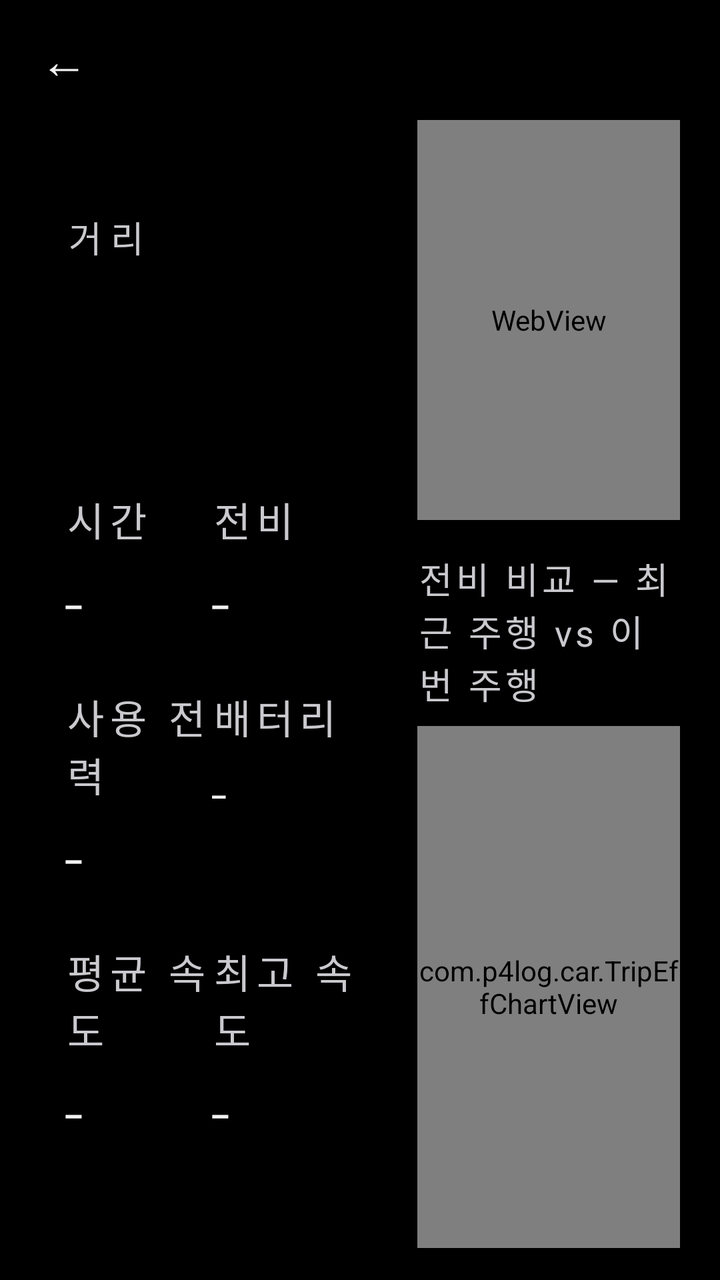
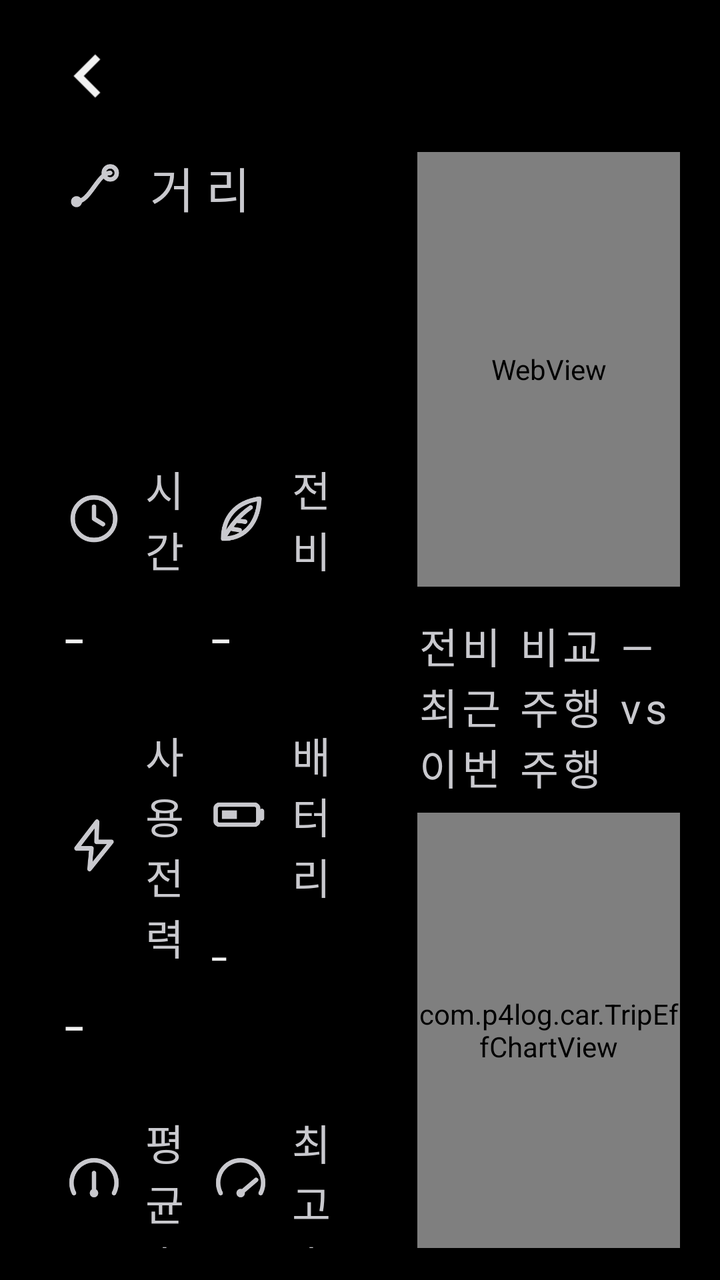

The first picture is an Android layout as it rendered before a commit; the second is the same layout after the commit. The layout source and the unified diff follow.
<!-- AndroidManifest.xml: application theme Theme.P4Log -->
<!-- res/layout/activity_trip_detail.xml -->
<?xml version="1.0" encoding="utf-8"?>
<LinearLayout xmlns:android="http://schemas.android.com/apk/res/android"
    android:layout_width="match_parent"
    android:layout_height="match_parent"
    android:orientation="vertical"
    android:background="@color/bg">

    <LinearLayout
        android:layout_width="match_parent"
        android:layout_height="60dp"
        android:orientation="horizontal"
        android:gravity="center_vertical"
        android:paddingStart="8dp"
        android:paddingEnd="16dp">
        <TextView
            android:id="@+id/td_back"
            android:layout_width="48dp"
            android:layout_height="48dp"
            android:gravity="center"
            android:text="←"
            android:textSize="24sp"
            android:textColor="@color/text" />
        <TextView
            android:id="@+id/td_title"
            android:layout_width="wrap_content"
            android:layout_height="wrap_content"
            android:textSize="20sp"
            android:fontFamily="sans-serif-medium"
            android:textColor="@color/text" />
    </LinearLayout>

    <LinearLayout
        android:layout_width="match_parent"
        android:layout_height="0dp"
        android:layout_weight="1"
        android:orientation="horizontal"
        android:paddingStart="32dp"
        android:paddingEnd="20dp"
        android:paddingBottom="16dp"
        android:baselineAligned="false">

        
        <LinearLayout
            android:layout_width="0dp"
            android:layout_height="match_parent"
            android:layout_weight="1.35"
            android:orientation="vertical"
            android:gravity="center_vertical"
            android:paddingEnd="30dp">

            <TextView
                android:layout_width="wrap_content"
                android:layout_height="wrap_content"
                android:text="거리"
                android:textSize="18sp"
                android:letterSpacing="0.25"
                android:textColor="@color/text_sub" />

            <TextView
                android:id="@+id/td_km"
                android:layout_width="wrap_content"
                android:layout_height="wrap_content"
                android:textSize="76sp"
                android:fontFamily="sans-serif-light"
                android:textColor="@color/text"
                android:includeFontPadding="false"
                android:layout_marginTop="2dp"
                android:layout_marginBottom="22dp" />

            <LinearLayout
                android:layout_width="match_parent"
                android:layout_height="wrap_content"
                android:orientation="horizontal"
                android:baselineAligned="false">
                <LinearLayout style="@style/TdCell">
                    <TextView style="@style/TdLabel" android:text="시간" />
                    <TextView android:id="@+id/td_time" style="@style/TdValue" />
                </LinearLayout>
                <LinearLayout style="@style/TdCell">
                    <TextView style="@style/TdLabel" android:text="전비" />
                    <TextView android:id="@+id/td_eff" style="@style/TdValue" />
                </LinearLayout>
            </LinearLayout>

            <LinearLayout
                android:layout_width="match_parent"
                android:layout_height="wrap_content"
                android:orientation="horizontal"
                android:layout_marginTop="20dp"
                android:baselineAligned="false">
                <LinearLayout style="@style/TdCell">
                    <TextView style="@style/TdLabel" android:text="사용 전력" />
                    <TextView android:id="@+id/td_energy" style="@style/TdValue" />
                </LinearLayout>
                <LinearLayout style="@style/TdCell">
                    <TextView style="@style/TdLabel" android:text="배터리" />
                    <TextView android:id="@+id/td_soc" style="@style/TdValue"
                        android:textSize="29sp" />
                </LinearLayout>
            </LinearLayout>

            <LinearLayout
                android:layout_width="match_parent"
                android:layout_height="wrap_content"
                android:orientation="horizontal"
                android:layout_marginTop="20dp"
                android:baselineAligned="false">
                <LinearLayout style="@style/TdCell">
                    <TextView style="@style/TdLabel" android:text="평균 속도" />
                    <TextView android:id="@+id/td_speed_avg" style="@style/TdValue" />
                </LinearLayout>
                <LinearLayout style="@style/TdCell">
                    <TextView style="@style/TdLabel" android:text="최고 속도" />
                    <TextView android:id="@+id/td_speed_max" style="@style/TdValue" />
                </LinearLayout>
            </LinearLayout>
        </LinearLayout>

        
        <LinearLayout
            android:layout_width="0dp"
            android:layout_height="match_parent"
            android:layout_weight="1"
            android:orientation="vertical">

            <FrameLayout
                android:layout_width="match_parent"
                android:layout_height="200dp"
                android:background="@drawable/bg_card">
                <WebView
                    android:id="@+id/td_web"
                    android:layout_width="match_parent"
                    android:layout_height="match_parent" />
            </FrameLayout>

            <TextView
                android:layout_width="wrap_content"
                android:layout_height="wrap_content"
                android:text="전비 비교 — 최근 주행 vs 이번 주행"
                android:textSize="18sp"
                android:letterSpacing="0.1"
                android:textColor="@color/text_sub"
                android:layout_marginTop="16dp" />

            <com.p4log.car.TripEffChartView
                android:id="@+id/td_chart"
                android:layout_width="match_parent"
                android:layout_height="0dp"
                android:layout_weight="1"
                android:layout_marginTop="8dp" />
        </LinearLayout>
    </LinearLayout>
</LinearLayout>
<!-- resources referenced by this layout -->
<resources>
  <style name="TdLabel">
          <item name="android:layout_width">wrap_content</item>
          <item name="android:layout_height">wrap_content</item>
          <item name="android:textSize">20sp</item>
          <item name="android:letterSpacing">0.15</item>
          <item name="android:textColor">@color/text_sub</item>
      </style>
  <style name="TdValue">
          <item name="android:layout_width">wrap_content</item>
          <item name="android:layout_height">wrap_content</item>
          <item name="android:textSize">34sp</item>
          <item name="android:fontFamily">sans-serif-light</item>
          <item name="android:textColor">@color/text</item>
          <item name="android:layout_marginTop">4dp</item>
          <item name="android:text">-</item>
      </style>
  <!-- unchanged entries left out for length: 9 -->
</resources>

<!-- the commit's change to res/layout/activity_trip_detail.xml (unified diff, before → after) -->
@@ -7,24 +7,28 @@
 
     <LinearLayout
         android:layout_width="match_parent"
-        android:layout_height="60dp"
+        android:layout_height="76dp"
         android:orientation="horizontal"
         android:gravity="center_vertical"
         android:paddingStart="8dp"
         android:paddingEnd="16dp">
-        <TextView
+        
+        <ImageView
             android:id="@+id/td_back"
-            android:layout_width="48dp"
-            android:layout_height="48dp"
-            android:gravity="center"
-            android:text="←"
-            android:textSize="24sp"
-            android:textColor="@color/text" />
+            android:layout_width="72dp"
+            android:layout_height="72dp"
+            android:scaleType="center"
+            android:src="@drawable/ic_chevron_left"
+            android:tint="@color/text"
+            android:scaleX="1.8"
+            android:scaleY="1.8"
+            android:background="?android:attr/selectableItemBackground"
+            android:contentDescription="뒤로" />
         <TextView
             android:id="@+id/td_title"
             android:layout_width="wrap_content"
             android:layout_height="wrap_content"
-            android:textSize="20sp"
+            android:textSize="@dimen/text_title"
             android:fontFamily="sans-serif-medium"
             android:textColor="@color/text" />
     </LinearLayout>
@@ -52,7 +56,11 @@
                 android:layout_width="wrap_content"
                 android:layout_height="wrap_content"
                 android:text="거리"
-                android:textSize="18sp"
+                android:drawableStart="@drawable/ic_st_dist"
+                android:drawablePadding="10dp"
+                android:drawableTint="#C9C9CE"
+                android:gravity="center_vertical"
+                android:textSize="@dimen/text_body"
                 android:letterSpacing="0.25"
                 android:textColor="@color/text_sub" />
 
@@ -60,7 +68,7 @@
                 android:id="@+id/td_km"
                 android:layout_width="wrap_content"
                 android:layout_height="wrap_content"
-                android:textSize="76sp"
+                android:textSize="@dimen/text_value_xl"
                 android:fontFamily="sans-serif-light"
                 android:textColor="@color/text"
                 android:includeFontPadding="false"
@@ -73,11 +81,11 @@
                 android:orientation="horizontal"
                 android:baselineAligned="false">
                 <LinearLayout style="@style/TdCell">
-                    <TextView style="@style/TdLabel" android:text="시간" />
+                    <TextView style="@style/TdLabel" android:text="시간" android:drawableStart="@drawable/ic_st_time" />
                     <TextView android:id="@+id/td_time" style="@style/TdValue" />
                 </LinearLayout>
                 <LinearLayout style="@style/TdCell">
-                    <TextView style="@style/TdLabel" android:text="전비" />
+                    <TextView style="@style/TdLabel" android:text="전비" android:drawableStart="@drawable/ic_st_eff" />
                     <TextView android:id="@+id/td_eff" style="@style/TdValue" />
                 </LinearLayout>
             </LinearLayout>
@@ -89,13 +97,13 @@
                 android:layout_marginTop="20dp"
                 android:baselineAligned="false">
                 <LinearLayout style="@style/TdCell">
-                    <TextView style="@style/TdLabel" android:text="사용 전력" />
+                    <TextView style="@style/TdLabel" android:text="사용 전력" android:drawableStart="@drawable/ic_st_energy" />
                     <TextView android:id="@+id/td_energy" style="@style/TdValue" />
                 </LinearLayout>
                 <LinearLayout style="@style/TdCell">
-                    <TextView style="@style/TdLabel" android:text="배터리" />
+                    <TextView style="@style/TdLabel" android:text="배터리" android:drawableStart="@drawable/ic_st_battery" />
                     <TextView android:id="@+id/td_soc" style="@style/TdValue"
-                        android:textSize="29sp" />
+                        android:textSize="@dimen/text_title" />
                 </LinearLayout>
             </LinearLayout>
 
@@ -106,11 +114,11 @@
                 android:layout_marginTop="20dp"
                 android:baselineAligned="false">
                 <LinearLayout style="@style/TdCell">
-                    <TextView style="@style/TdLabel" android:text="평균 속도" />
+                    <TextView style="@style/TdLabel" android:text="평균 속도" android:drawableStart="@drawable/ic_st_speed_avg" />
                     <TextView android:id="@+id/td_speed_avg" style="@style/TdValue" />
                 </LinearLayout>
                 <LinearLayout style="@style/TdCell">
-                    <TextView style="@style/TdLabel" android:text="최고 속도" />
+                    <TextView style="@style/TdLabel" android:text="최고 속도" android:drawableStart="@drawable/ic_st_speed_max" />
                     <TextView android:id="@+id/td_speed_max" style="@style/TdValue" />
                 </LinearLayout>
             </LinearLayout>
@@ -123,9 +131,11 @@
             android:layout_weight="1"
             android:orientation="vertical">
 
+            
             <FrameLayout
                 android:layout_width="match_parent"
-                android:layout_height="200dp"
+                android:layout_height="0dp"
+                android:layout_weight="1"
                 android:background="@drawable/bg_card">
                 <WebView
                     android:id="@+id/td_web"
@@ -137,10 +147,10 @@
                 android:layout_width="wrap_content"
                 android:layout_height="wrap_content"
                 android:text="전비 비교 — 최근 주행 vs 이번 주행"
-                android:textSize="18sp"
+                android:textSize="@dimen/text_label"
                 android:letterSpacing="0.1"
                 android:textColor="@color/text_sub"
-                android:layout_marginTop="16dp" />
+                android:layout_marginTop="14dp" />
 
             <com.p4log.car.TripEffChartView
                 android:id="@+id/td_chart"
<!-- resource entries referenced after the edit -->
@@ -1,21 +1,98 @@
 <!-- resources referenced by this layout -->
 <resources>
+  <dimen name="text_body">24sp</dimen>
+  <dimen name="text_label">21sp</dimen>
+  <dimen name="text_title">30sp</dimen>
+  <dimen name="text_value_xl">80sp</dimen>
+  <!-- drawable ic_chevron_left (drawable) -->
+  <?xml version="1.0" encoding="utf-8"?>
+  <vector xmlns:android="http://schemas.android.com/apk/res/android"
+      android:width="24dp" android:height="24dp"
+      android:viewportWidth="24" android:viewportHeight="24">
+      <path android:fillColor="#FFFFFFFF"
+          android:pathData="M15.41,7.41L14,6l-6,6 6,6 1.41,-1.41L10.83,12z" />
+  </vector>
+  <!-- drawable ic_st_battery (drawable) -->
+  <?xml version="1.0" encoding="utf-8"?>
+  <vector xmlns:android="http://schemas.android.com/apk/res/android"
+      android:width="30dp" android:height="30dp"
+      android:viewportWidth="24" android:viewportHeight="24">
+      <path android:strokeColor="#FFFFFFFF" android:strokeWidth="1.8" android:strokeLineCap="round" android:strokeLineJoin="round" android:fillColor="#00000000" android:pathData="M3.5,8 H17.5 A1.5,1.5 0 0,1 19,9.5 V14.5 A1.5,1.5 0 0,1 17.5,16 H3.5 A1.5,1.5 0 0,1 2,14.5 V9.5 A1.5,1.5 0 0,1 3.5,8 Z" />
+      <path android:strokeColor="#FFFFFFFF" android:strokeWidth="1.8" android:strokeLineCap="round" android:strokeLineJoin="round" android:fillColor="#00000000" android:pathData="M20.5,10.5 V13.5" />
+      <path android:fillColor="#FFFFFFFF" android:pathData="M4.5,10.3 H10.5 V13.7 H4.5 Z" />
+  </vector>
+  <!-- drawable ic_st_dist (drawable) -->
+  <?xml version="1.0" encoding="utf-8"?>
+  <vector xmlns:android="http://schemas.android.com/apk/res/android"
+      android:width="30dp" android:height="30dp"
+      android:viewportWidth="24" android:viewportHeight="24">
+      <path android:strokeColor="#FFFFFFFF" android:strokeWidth="1.8" android:strokeLineCap="round" android:strokeLineJoin="round" android:fillColor="#00000000" android:pathData="M5,18 C10.5,18 13.5,6.5 18.5,6.5" />
+      <path android:fillColor="#FFFFFFFF" android:pathData="M5,18 m-2.2,0 a2.2,2.2 0 1,0 4.4,0 a2.2,2.2 0 1,0 -4.4,0" />
+      <path android:strokeColor="#FFFFFFFF" android:strokeWidth="1.8" android:strokeLineCap="round" android:strokeLineJoin="round" android:fillColor="#00000000" android:pathData="M18.5,6.5 m-2.6,0 a2.6,2.6 0 1,0 5.2,0 a2.6,2.6 0 1,0 -5.2,0" />
+  </vector>
+  <!-- drawable ic_st_eff (drawable) -->
+  <?xml version="1.0" encoding="utf-8"?>
+  <vector xmlns:android="http://schemas.android.com/apk/res/android"
+      android:width="30dp" android:height="30dp"
+      android:viewportWidth="24" android:viewportHeight="24">
+      <path android:strokeColor="#FFFFFFFF" android:strokeWidth="1.8" android:strokeLineCap="round" android:strokeLineJoin="round" android:fillColor="#00000000" android:pathData="M5,20 C5,12 9.5,5.5 19.5,4 C19,13.5 14,19.5 6,20 Z" />
+      <path android:strokeColor="#FFFFFFFF" android:strokeWidth="1.8" android:strokeLineCap="round" android:strokeLineJoin="round" android:fillColor="#00000000" android:pathData="M5,20 C8,15 11,11 16,7.5" />
+      <path android:strokeColor="#FFFFFFFF" android:strokeWidth="1.8" android:strokeLineCap="round" android:strokeLineJoin="round" android:fillColor="#00000000" android:pathData="M10.5,12.8 L13.8,13.2 M8.2,16 L11.6,16.6" />
+  </vector>
+  <!-- drawable ic_st_energy (drawable) -->
+  <?xml version="1.0" encoding="utf-8"?>
+  <vector xmlns:android="http://schemas.android.com/apk/res/android"
+      android:width="30dp" android:height="30dp"
+      android:viewportWidth="24" android:viewportHeight="24">
+      <path android:strokeColor="#FFFFFFFF" android:strokeWidth="1.8" android:strokeLineCap="round" android:strokeLineJoin="round" android:fillColor="#00000000" android:pathData="M13.2,2.5 L5,13.2 L11,13.2 L10.2,21.5 L19,10.6 L13,10.6 Z" />
+  </vector>
+  <!-- drawable ic_st_speed_avg (drawable) -->
+  <?xml version="1.0" encoding="utf-8"?>
+  <vector xmlns:android="http://schemas.android.com/apk/res/android"
+      android:width="30dp" android:height="30dp"
+      android:viewportWidth="24" android:viewportHeight="24">
+      <path android:strokeColor="#FFFFFFFF" android:strokeWidth="1.8" android:strokeLineCap="round" android:strokeLineJoin="round" android:fillColor="#00000000" android:pathData="M4,17.5 A9,9 0 1,1 20,17.5" />
+      <path android:strokeColor="#FFFFFFFF" android:strokeWidth="1.8" android:strokeLineCap="round" android:strokeLineJoin="round" android:fillColor="#00000000" android:pathData="M12,17.5 L12,9.5" />
+      <path android:fillColor="#FFFFFFFF" android:pathData="M12,17.5 m-1.7,0 a1.7,1.7 0 1,0 3.4,0 a1.7,1.7 0 1,0 -3.4,0" />
+  </vector>
+  <!-- drawable ic_st_speed_max (drawable) -->
+  <?xml version="1.0" encoding="utf-8"?>
+  <vector xmlns:android="http://schemas.android.com/apk/res/android"
+      android:width="30dp" android:height="30dp"
+      android:viewportWidth="24" android:viewportHeight="24">
+      <path android:strokeColor="#FFFFFFFF" android:strokeWidth="1.8" android:strokeLineCap="round" android:strokeLineJoin="round" android:fillColor="#00000000" android:pathData="M4,17.5 A9,9 0 1,1 20,17.5" />
+      <path android:strokeColor="#FFFFFFFF" android:strokeWidth="1.8" android:strokeLineCap="round" android:strokeLineJoin="round" android:fillColor="#00000000" android:pathData="M12,17.5 L18.2,12.2" />
+      <path android:fillColor="#FFFFFFFF" android:pathData="M12,17.5 m-1.7,0 a1.7,1.7 0 1,0 3.4,0 a1.7,1.7 0 1,0 -3.4,0" />
+  </vector>
+  <!-- drawable ic_st_time (drawable) -->
+  <?xml version="1.0" encoding="utf-8"?>
+  <vector xmlns:android="http://schemas.android.com/apk/res/android"
+      android:width="30dp" android:height="30dp"
+      android:viewportWidth="24" android:viewportHeight="24">
+      <path android:strokeColor="#FFFFFFFF" android:strokeWidth="1.8" android:strokeLineCap="round" android:strokeLineJoin="round" android:fillColor="#00000000" android:pathData="M12,12 m-8.5,0 a8.5,8.5 0 1,0 17,0 a8.5,8.5 0 1,0 -17,0" />
+      <path android:strokeColor="#FFFFFFFF" android:strokeWidth="1.8" android:strokeLineCap="round" android:strokeLineJoin="round" android:fillColor="#00000000" android:pathData="M12,7.2 L12,12 L15.6,14.2" />
+  </vector>
   <style name="TdLabel">
           <item name="android:layout_width">wrap_content</item>
           <item name="android:layout_height">wrap_content</item>
-          <item name="android:textSize">20sp</item>
-          <item name="android:letterSpacing">0.15</item>
+          <item name="android:drawablePadding">10dp</item>
+          <item name="android:drawableTint">#C9C9CE</item>
+          <item name="android:gravity">center_vertical</item>
+          <item name="android:textSize">@dimen/text_label</item>
+          <item name="android:letterSpacing">0.05</item>
           <item name="android:textColor">@color/text_sub</item>
+          <item name="android:fontFamily">sans-serif</item>
       </style>
   <style name="TdValue">
           <item name="android:layout_width">wrap_content</item>
           <item name="android:layout_height">wrap_content</item>
-          <item name="android:textSize">34sp</item>
+          <item name="android:textSize">@dimen/text_value_m</item>
           <item name="android:fontFamily">sans-serif-light</item>
           <item name="android:textColor">@color/text</item>
           <item name="android:layout_marginTop">4dp</item>
           <item name="android:text">-</item>
       </style>
+  <dimen name="text_value_m">36sp</dimen>
   <!-- unchanged entries left out for length: 9 -->
 </resources>
 
